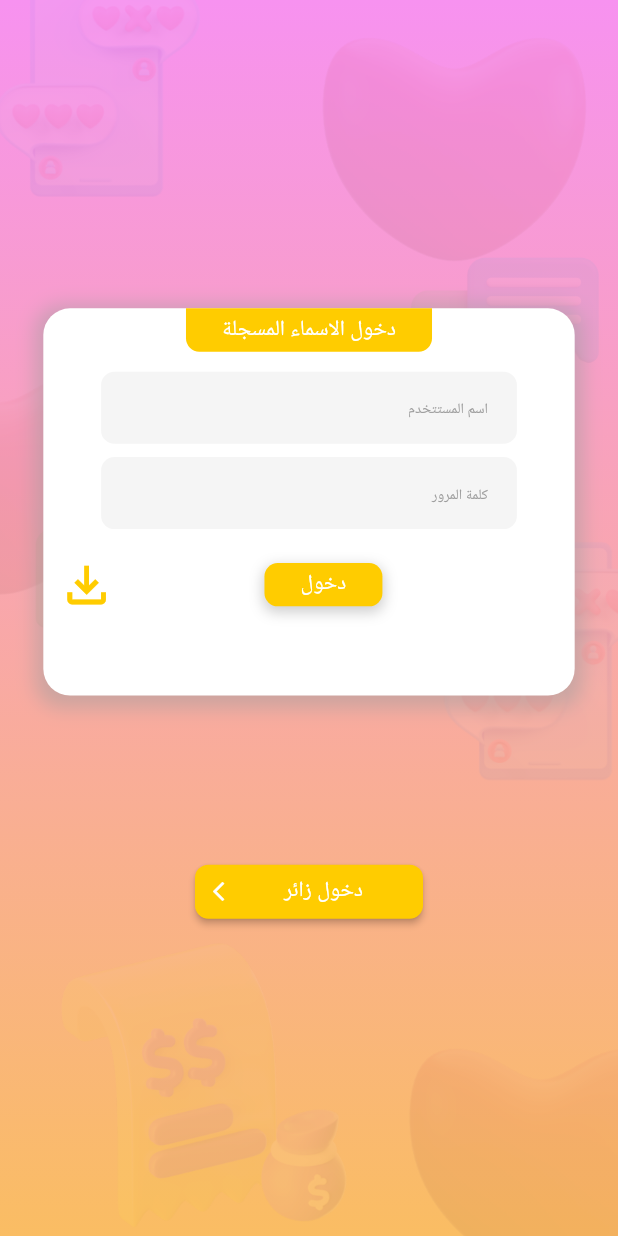
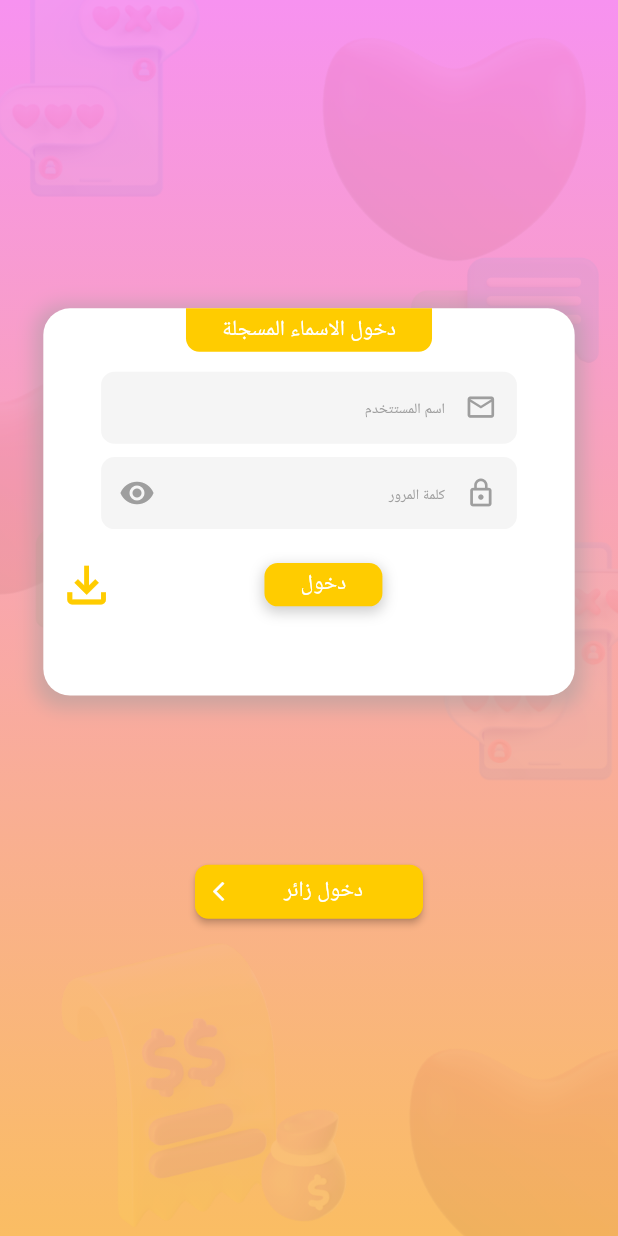
Before and after one commit to AlmohsenMyya/lametna, a Flutter app: the LoginPage screen opened by its route, on a phone screen of 412 x 824 dp. Run offline on Flutter 3.47's test engine with Material 2 defaults, Android fonts, the phone set to English and light mode, and no system bars; our stand-ins replace carousel_slider, device_preview, flutter_colorpicker, flutter_screenutil, flutter_secure_storage, get and 1 more; accounts and stored records are empty; Roboto replaces fonts that are missing (Portada).

Commit message:
logins icon and password toggle

```diff
--- a/lib/controllers/loginController.dart
+++ b/lib/controllers/loginController.dart
@@ -14,6 +14,7 @@ import 'package:flutter_secure_storage/flutter_secure_storage.dart';
 class LoginController extends GetxController {
   TextEditingController userNameController = TextEditingController();
   TextEditingController passwordController = TextEditingController();
+  bool passwordVisibility = true;
   // List savedPassword = [];
   final Future<SharedPreferences> _prefs = SharedPreferences.getInstance();
 
@@ -73,4 +74,9 @@ class LoginController extends GetxController {
       // }
     }
   }
+
+  void changePasswordVisibility() {
+    passwordVisibility = !passwordVisibility;
+    update();
+  }
 }
--- a/lib/view/LoginPage.dart
+++ b/lib/view/LoginPage.dart
@@ -93,6 +93,11 @@ class LoginPage extends StatelessWidget {
                                     child: TextFormField(
                                       controller: controller.userNameController,
                                       decoration: InputDecoration(
+                                        prefixIcon: Icon(
+                                          Icons.mail_outline,
+                                          size: 22.sp,
+                                          color: Colors.grey,
+                                        ),
                                         contentPadding: EdgeInsets.symmetric(
                                             horizontal: 20.w, vertical: 7.h),
                                         filled: true,
@@ -124,7 +129,25 @@ class LoginPage extends StatelessWidget {
                                         EdgeInsets.symmetric(horizontal: 40.w),
                                     child: TextFormField(
                                       controller: controller.passwordController,
+                                      obscureText:
+                                          !controller.passwordVisibility,
                                       decoration: InputDecoration(
+                                        prefixIcon: Icon(
+                                          Icons.lock_outline,
+                                          size: 22.sp,
+                                          color: Colors.grey,
+                                        ),
+                                        suffixIcon: IconButton(
+                                            icon: Icon(
+                                              controller.passwordVisibility
+                                                  ? Icons.visibility
+                                                  : Icons.visibility_off,
+                                              color: Colors.grey,
+                                            ),
+                                            onPressed: () {
+                                              controller
+                                                  .changePasswordVisibility();
+                                            }),
                                         contentPadding: EdgeInsets.symmetric(
                                             horizontal: 20.w, vertical: 7.h),
                                         filled: true,
```
